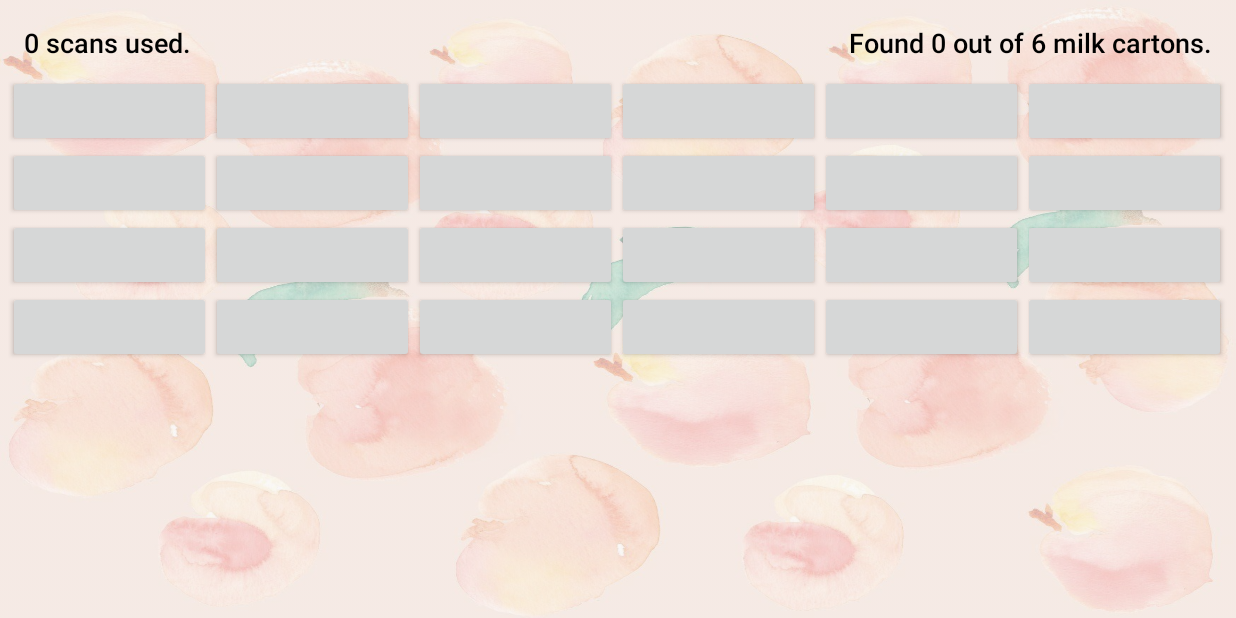
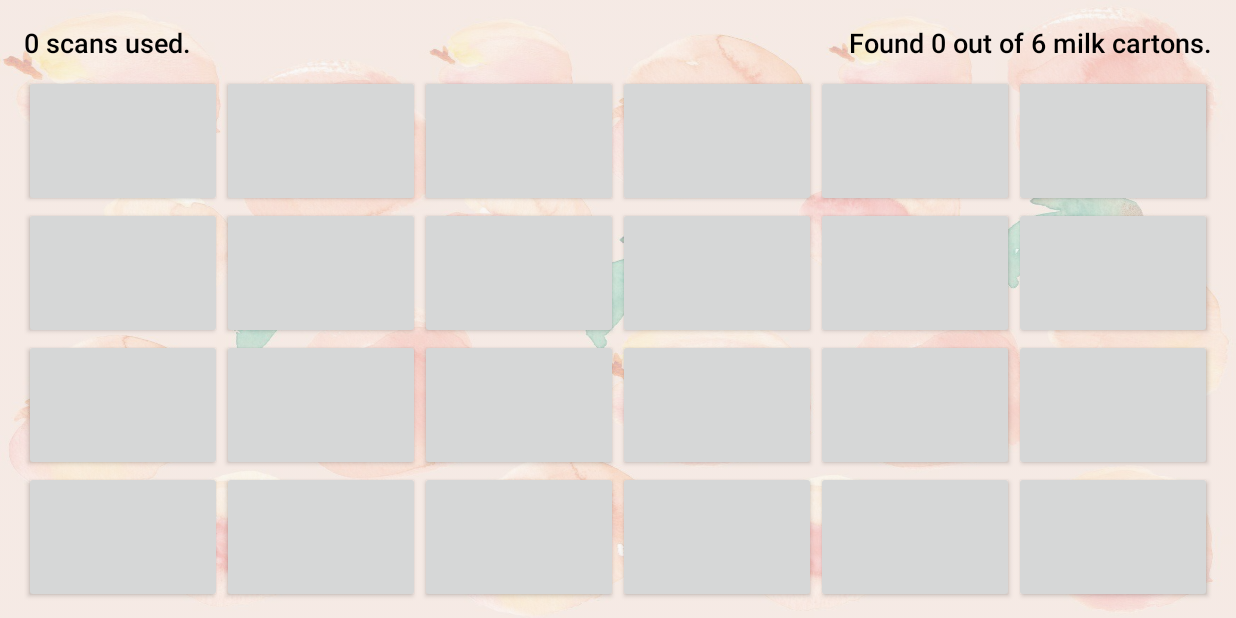
Before and after one commit to mrpthemrp/cmpt276-a3-game, an Android app: the GameScreen screen opened directly, with no data from a screen before it, on a phone screen of 824 x 412 dp (held sideways). Run offline under Robolectric (Android 15) with nearby library versions, the phone set to English and light mode, and no system bars.

Commit message:
Cell size fixed (finally!!!)

```diff
--- a/app/src/main/java/cmpt276/assign3/mineseeker/ui/GameScreen.java
+++ b/app/src/main/java/cmpt276/assign3/mineseeker/ui/GameScreen.java
@@ -67,7 +67,7 @@ public class GameScreen extends AppCompatActivity {
         TableLayout grid = findViewById(R.id.game_GridContainer);
         for(int r =0; r < this.rows; r++){
             TableRow newRow = new TableRow(this);
-            newRow.setLayoutParams(new TableRow.LayoutParams(
+            newRow.setLayoutParams(new TableLayout.LayoutParams(
                     TableLayout.LayoutParams.MATCH_PARENT,
                     TableLayout.LayoutParams.MATCH_PARENT,
                     1.0f
@@ -84,11 +84,11 @@ public class GameScreen extends AppCompatActivity {
                 final int FINAL_ROW = r ;
                 final int FINAL_COL = c ;
                 Button btn = new Button(this);
-//                btn.setLayoutParams(new TableRow.LayoutParams(
-//                        TableRow.LayoutParams.MATCH_PARENT,
-//                        TableRow.LayoutParams.MATCH_PARENT,
-//                        1.0f
-//                ));
+                btn.setLayoutParams(new TableRow.LayoutParams(
+                        TableRow.LayoutParams.MATCH_PARENT,
+                        TableRow.LayoutParams.MATCH_PARENT,
+                        1.0f
+                ));
                 btn.setPadding(0,0,0,0);
                 btn.setOnClickListener(view -> cellSelected(FINAL_ROW, FINAL_COL));
                 buttonGrid[r][c]= btn;
--- a/app/src/main/res/layout/activity_game_screen.xml
+++ b/app/src/main/res/layout/activity_game_screen.xml
@@ -39,11 +39,15 @@
         android:id="@+id/game_GridContainer"
         android:layout_width="match_parent"
         android:layout_height="match_parent"
-        android:layout_marginStart="5dp"
+        android:layout_marginStart="16dp"
         android:layout_marginTop="50dp"
-        android:layout_marginEnd="5dp"
-        android:layout_marginBottom="5dp"
-        android:stretchColumns="*">
+        android:layout_marginEnd="16dp"
+        android:layout_marginBottom="10dp"
+        android:stretchColumns="*"
+        app:layout_constraintBottom_toBottomOf="parent"
+        app:layout_constraintEnd_toEndOf="parent"
+        app:layout_constraintStart_toStartOf="parent"
+        app:layout_constraintTop_toTopOf="parent">
 
     </TableLayout>
 
```
